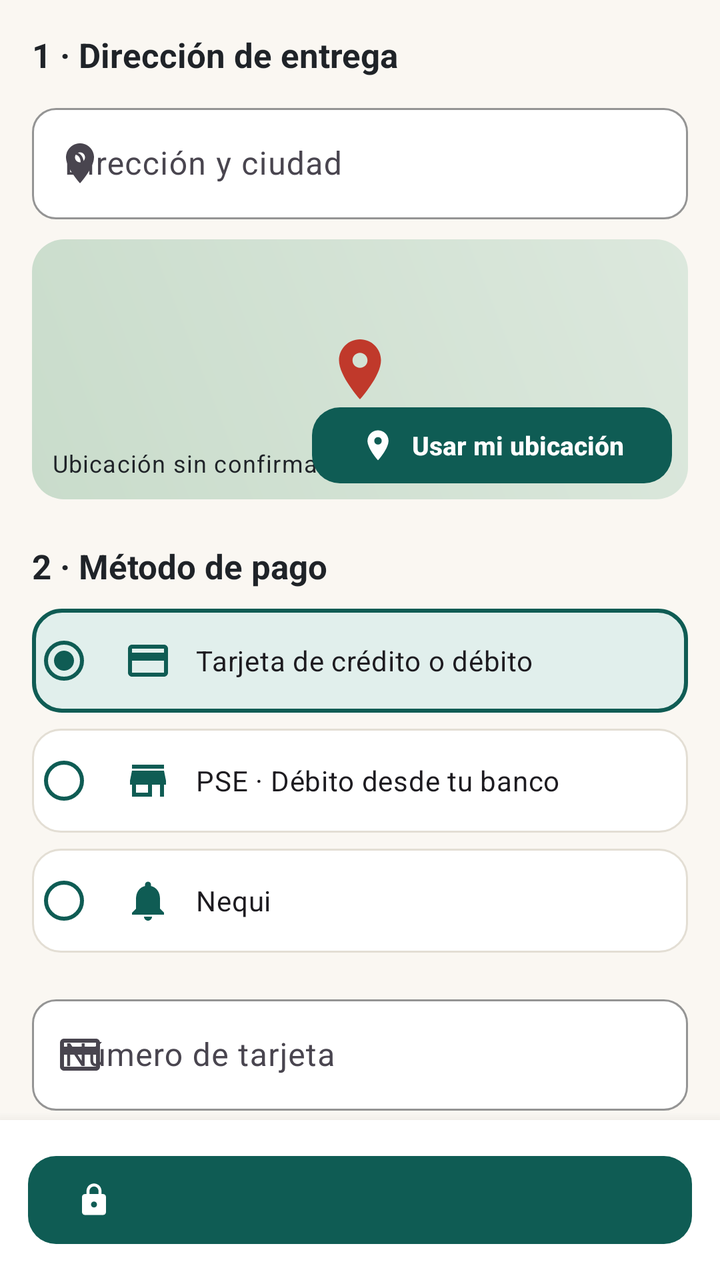
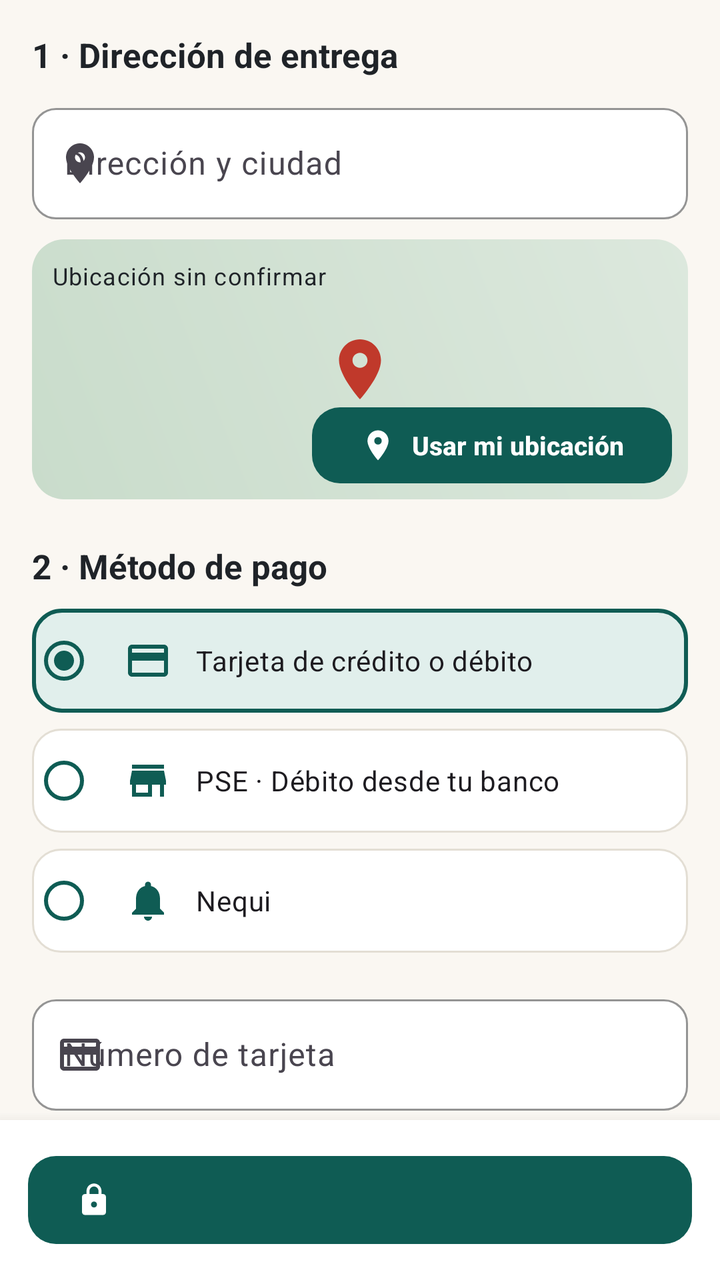

Two renders of the same Android screen: before a commit and after it. Below are the layout's source before the change and the commit's diff.
<!-- AndroidManifest.xml: application theme Theme.Tramas -->
<!-- res/layout/fragment_checkout.xml -->
<?xml version="1.0" encoding="utf-8"?>
<LinearLayout xmlns:android="http://schemas.android.com/apk/res/android"
    xmlns:app="http://schemas.android.com/apk/res-auto"
    android:layout_width="match_parent"
    android:layout_height="match_parent"
    android:orientation="vertical">

    <androidx.core.widget.NestedScrollView
        android:layout_width="match_parent"
        android:layout_height="0dp"
        android:layout_weight="1">

        <LinearLayout
            android:layout_width="match_parent"
            android:layout_height="wrap_content"
            android:orientation="vertical"
            android:padding="@dimen/screen_padding">

            <TextView
                android:layout_width="wrap_content"
                android:layout_height="wrap_content"
                android:text="@string/n_1_direccion_de_entrega"
                android:textAppearance="@style/TextAppearance.Tramas.Headline"
                android:textSize="17sp" />

            <com.google.android.material.textfield.TextInputLayout
                android:id="@+id/tilAddress"
                android:layout_width="match_parent"
                android:layout_height="wrap_content"
                android:layout_marginTop="10dp"
                android:hint="@string/direccion_y_ciudad"
                app:startIconDrawable="@drawable/ic_location">

                <com.google.android.material.textfield.TextInputEditText
                    android:id="@+id/etAddress"
                    android:layout_width="match_parent"
                    android:layout_height="wrap_content"
                    android:inputType="textPostalAddress" />
            </com.google.android.material.textfield.TextInputLayout>

            <FrameLayout
                android:layout_width="match_parent"
                android:layout_height="130dp"
                android:layout_marginTop="10dp"
                android:background="@drawable/bg_map_placeholder">

                <ImageView
                    android:layout_width="36dp"
                    android:layout_height="36dp"
                    android:layout_gravity="center"
                    android:contentDescription="@null"
                    android:src="@drawable/ic_location"
                    app:tint="@color/danger" />

                <TextView
                    android:id="@+id/tvLocation"
                    android:layout_width="wrap_content"
                    android:layout_height="wrap_content"
                    android:layout_gravity="bottom|start"
                    android:layout_margin="10dp"
                    android:text="@string/ubicacion_sin_confirmar"
                    android:textAppearance="@style/TextAppearance.Tramas.Caption"
                    android:textColor="@color/ink" />

                <com.google.android.material.button.MaterialButton
                    android:id="@+id/btnLocation"
                    style="@style/Widget.Tramas.Button.Small"
                    android:layout_width="wrap_content"
                    android:layout_height="wrap_content"
                    android:layout_gravity="bottom|end"
                    android:layout_margin="8dp"
                    android:text="@string/usar_mi_ubicacion"
                    app:icon="@drawable/ic_location" />
            </FrameLayout>

            <TextView
                android:layout_width="wrap_content"
                android:layout_height="wrap_content"
                android:layout_marginTop="22dp"
                android:text="@string/n_2_metodo_de_pago"
                android:textAppearance="@style/TextAppearance.Tramas.Headline"
                android:textSize="17sp" />

            <RadioGroup
                android:id="@+id/rgPayment"
                android:layout_width="match_parent"
                android:layout_height="wrap_content"
                android:layout_marginTop="10dp"
                android:orientation="vertical">

                <RadioButton
                    android:id="@+id/rbCard"
                    style="@style/Tramas.PayOption"
                    android:checked="true"
                    android:drawableStart="@drawable/ic_card"
                    android:text="@string/tarjeta_de_credito_o_debito" />

                <RadioButton
                    android:id="@+id/rbPse"
                    style="@style/Tramas.PayOption"
                    android:drawableStart="@drawable/ic_store"
                    android:text="@string/pse_debito_desde_tu_banco" />

                <RadioButton
                    android:id="@+id/rbNequi"
                    style="@style/Tramas.PayOption"
                    android:drawableStart="@drawable/ic_bell"
                    android:text="@string/nequi" />
            </RadioGroup>

            <LinearLayout
                android:id="@+id/groupCard"
                android:layout_width="match_parent"
                android:layout_height="wrap_content"
                android:orientation="vertical">

                <com.google.android.material.textfield.TextInputLayout
                    android:id="@+id/tilCardNumber"
                    android:layout_width="match_parent"
                    android:layout_height="wrap_content"
                    android:layout_marginTop="10dp"
                    android:hint="@string/numero_de_tarjeta"
                    app:startIconDrawable="@drawable/ic_card">

                    <com.google.android.material.textfield.TextInputEditText
                        android:id="@+id/etCardNumber"
                        android:layout_width="match_parent"
                        android:layout_height="wrap_content"
                        android:inputType="number"
                        android:maxLength="19" />
                </com.google.android.material.textfield.TextInputLayout>

                <LinearLayout
                    android:layout_width="match_parent"
                    android:layout_height="wrap_content"
                    android:layout_marginTop="10dp"
                    android:orientation="horizontal">

                    <com.google.android.material.textfield.TextInputLayout
                        android:id="@+id/tilExpiry"
                        android:layout_width="0dp"
                        android:layout_height="wrap_content"
                        android:layout_marginEnd="6dp"
                        android:layout_weight="1"
                        android:hint="@string/mm_aa">

                        <com.google.android.material.textfield.TextInputEditText
                            android:id="@+id/etExpiry"
                            android:layout_width="match_parent"
                            android:layout_height="wrap_content"
                            android:inputType="number"
                            android:maxLength="5" />
                    </com.google.android.material.textfield.TextInputLayout>

                    <com.google.android.material.textfield.TextInputLayout
                        android:id="@+id/tilCvv"
                        android:layout_width="0dp"
                        android:layout_height="wrap_content"
                        android:layout_marginStart="6dp"
                        android:layout_weight="1"
                        android:hint="@string/cvv"
                        app:endIconMode="password_toggle">

                        <com.google.android.material.textfield.TextInputEditText
                            android:id="@+id/etCvv"
                            android:layout_width="match_parent"
                            android:layout_height="wrap_content"
                            android:inputType="numberPassword"
                            android:maxLength="4" />
                    </com.google.android.material.textfield.TextInputLayout>
                </LinearLayout>
            </LinearLayout>

            <TextView
                android:layout_width="wrap_content"
                android:layout_height="wrap_content"
                android:layout_marginTop="22dp"
                android:text="@string/n_3_resumen"
                android:textAppearance="@style/TextAppearance.Tramas.Headline"
                android:textSize="17sp" />

            <com.google.android.material.card.MaterialCardView
                style="@style/Widget.Tramas.Card"
                android:layout_width="match_parent"
                android:layout_height="wrap_content"
                android:layout_marginTop="10dp">

                <LinearLayout
                    android:layout_width="match_parent"
                    android:layout_height="wrap_content"
                    android:orientation="vertical"
                    android:padding="16dp">

                    <include
                        android:id="@+id/rowSubtotal"
                        layout="@layout/row_summary" />

                    <include
                        android:id="@+id/rowIva"
                        layout="@layout/row_summary" />

                    <include
                        android:id="@+id/rowShipping"
                        layout="@layout/row_summary" />

                    <View
                        android:layout_width="match_parent"
                        android:layout_height="1dp"
                        android:layout_marginTop="8dp"
                        android:layout_marginBottom="8dp"
                        android:background="@color/line" />

                    <include
                        android:id="@+id/rowTotal"
                        layout="@layout/row_summary" />
                </LinearLayout>
            </com.google.android.material.card.MaterialCardView>

            <CheckBox
                android:id="@+id/cbTerms"
                android:layout_width="match_parent"
                android:layout_height="wrap_content"
                android:layout_marginTop="8dp"
                android:buttonTint="?attr/colorPrimary"
                android:text="@string/acepto_los_terminos_y_condiciones_y_co" />

            <TextView
                android:layout_width="match_parent"
                android:layout_height="wrap_content"
                android:layout_marginTop="4dp"
                android:drawablePadding="6dp"
                android:text="@string/pago_seguro_procesado_por_wompi_tramas"
                android:textAppearance="@style/TextAppearance.Tramas.Caption"
                app:drawableStartCompat="@drawable/ic_lock"
                app:drawableTint="@color/ink_muted" />
        </LinearLayout>
    </androidx.core.widget.NestedScrollView>

    <com.google.android.material.card.MaterialCardView
        style="@style/Widget.Tramas.Card"
        android:layout_width="match_parent"
        android:layout_height="wrap_content"
        app:cardCornerRadius="0dp"
        app:cardElevation="10dp">

        <com.google.android.material.button.MaterialButton
            android:id="@+id/btnPay"
            android:layout_width="match_parent"
            android:layout_height="wrap_content"
            android:layout_margin="14dp"
            app:icon="@drawable/ic_lock" />
    </com.google.android.material.card.MaterialCardView>
</LinearLayout>
<!-- res/layout/row_summary.xml (included above) -->
<?xml version="1.0" encoding="utf-8"?>
<LinearLayout xmlns:android="http://schemas.android.com/apk/res/android"
    android:layout_width="match_parent"
    android:layout_height="wrap_content"
    android:orientation="horizontal"
    android:paddingTop="2dp"
    android:paddingBottom="2dp">

    <TextView
        android:id="@+id/tvLabel"
        android:layout_width="0dp"
        android:layout_height="wrap_content"
        android:layout_weight="1"
        android:textAppearance="@style/TextAppearance.Tramas.Body" />

    <TextView
        android:id="@+id/tvValue"
        android:layout_width="wrap_content"
        android:layout_height="wrap_content"
        android:textAppearance="@style/TextAppearance.Tramas.Title" />
</LinearLayout>
<!-- resources referenced by this layout -->
<resources>
  <color name="danger">#C0392B</color>
  <color name="ink">#1F2328</color>
  <color name="ink_muted">#6B7280</color>
  <color name="line">#E3DED4</color>
  <dimen name="screen_padding">16dp</dimen>
  <string name="acepto_los_terminos_y_condiciones_y_co">Acepto los términos y condiciones y conozco mi derecho de retracto (5 días hábiles).</string>
  <string name="cvv">CVV</string>
  <string name="direccion_y_ciudad">Dirección y ciudad</string>
  <string name="mm_aa">MM/AA</string>
  <string name="n_1_direccion_de_entrega">1 · Dirección de entrega</string>
  <string name="n_2_metodo_de_pago">2 · Método de pago</string>
  <string name="n_3_resumen">3 · Resumen</string>
  <string name="nequi">Nequi</string>
  <string name="numero_de_tarjeta">Número de tarjeta</string>
  <string name="pago_seguro_procesado_por_wompi_tramas">Pago seguro procesado por Wompi. Tramas no almacena los datos de tu tarjeta.</string>
  <string name="pse_debito_desde_tu_banco">PSE · Débito desde tu banco</string>
  <string name="tarjeta_de_credito_o_debito">Tarjeta de crédito o débito</string>
  <string name="ubicacion_sin_confirmar">Ubicación sin confirmar</string>
  <string name="usar_mi_ubicacion">Usar mi ubicación</string>
  <style name="TextAppearance.Tramas.Body" parent="TextAppearance.Material3.BodyMedium">
          <item name="android:textSize">14sp</item>
          <item name="android:textColor">@color/ink</item>
      </style>
  <style name="TextAppearance.Tramas.Caption" parent="TextAppearance.Material3.BodySmall">
          <item name="android:textSize">12sp</item>
          <item name="android:textColor">@color/ink_muted</item>
      </style>
  <style name="TextAppearance.Tramas.Headline" parent="TextAppearance.Material3.HeadlineSmall">
          <item name="android:textSize">20sp</item>
          <item name="android:textStyle">bold</item>
          <item name="android:textColor">@color/ink</item>
      </style>
  <style name="TextAppearance.Tramas.Title" parent="TextAppearance.Material3.TitleMedium">
          <item name="android:textSize">16sp</item>
          <item name="android:textStyle">bold</item>
          <item name="android:textColor">@color/ink</item>
      </style>
  <style name="Widget.Tramas.Button.Small" parent="Widget.Tramas.Button">
          <item name="android:minHeight">38dp</item>
          <item name="android:textSize">13sp</item>
          <item name="android:insetTop">0dp</item>
          <item name="android:insetBottom">0dp</item>
      </style>
  <style name="Widget.Tramas.Card" parent="Widget.Material3.CardView.Elevated">
          <item name="cardCornerRadius">@dimen/radius_card</item>
          <item name="cardElevation">@dimen/card_elevation</item>
          <item name="cardBackgroundColor">@color/surface</item>
      </style>
  <dimen name="radius_card">16dp</dimen>
  <dimen name="card_elevation">2dp</dimen>
  <color name="surface">#FFFFFF</color>
  <color name="teal">#0F5C54</color>
  <color name="white">#FFFFFF</color>
  <color name="teal_dark">#0A3F3A</color>
  <color name="teal_soft">#E1EFEC</color>
  <color name="ochre">#E9A23B</color>
  <color name="ochre_soft">#FBEFD6</color>
  <color name="canvas">#FAF7F2</color>
  <style name="ShapeAppearance.Tramas.Small" parent="ShapeAppearance.Material3.SmallComponent">
          <item name="cornerFamily">rounded</item>
          <item name="cornerSize">10dp</item>
      </style>
  <style name="ShapeAppearance.Tramas.Medium" parent="ShapeAppearance.Material3.MediumComponent">
          <item name="cornerFamily">rounded</item>
          <item name="cornerSize">16dp</item>
      </style>
  <dimen name="button_height">52dp</dimen>
  <dimen name="radius_button">14dp</dimen>
  <style name="Widget.Tramas.BottomNav.Indicator" parent="Widget.Material3.BottomNavigationView.ActiveIndicator">
          <item name="android:color">?attr/colorPrimaryContainer</item>
      </style>
  <!-- unchanged entries left out for length: 14 -->
</resources>

<!-- the commit's change to res/layout/fragment_checkout.xml (unified diff, before → after) -->
@@ -56,7 +56,7 @@
                     android:id="@+id/tvLocation"
                     android:layout_width="wrap_content"
                     android:layout_height="wrap_content"
-                    android:layout_gravity="bottom|start"
+                    android:layout_gravity="top|start"
                     android:layout_margin="10dp"
                     android:text="@string/ubicacion_sin_confirmar"
                     android:textAppearance="@style/TextAppearance.Tramas.Caption"
